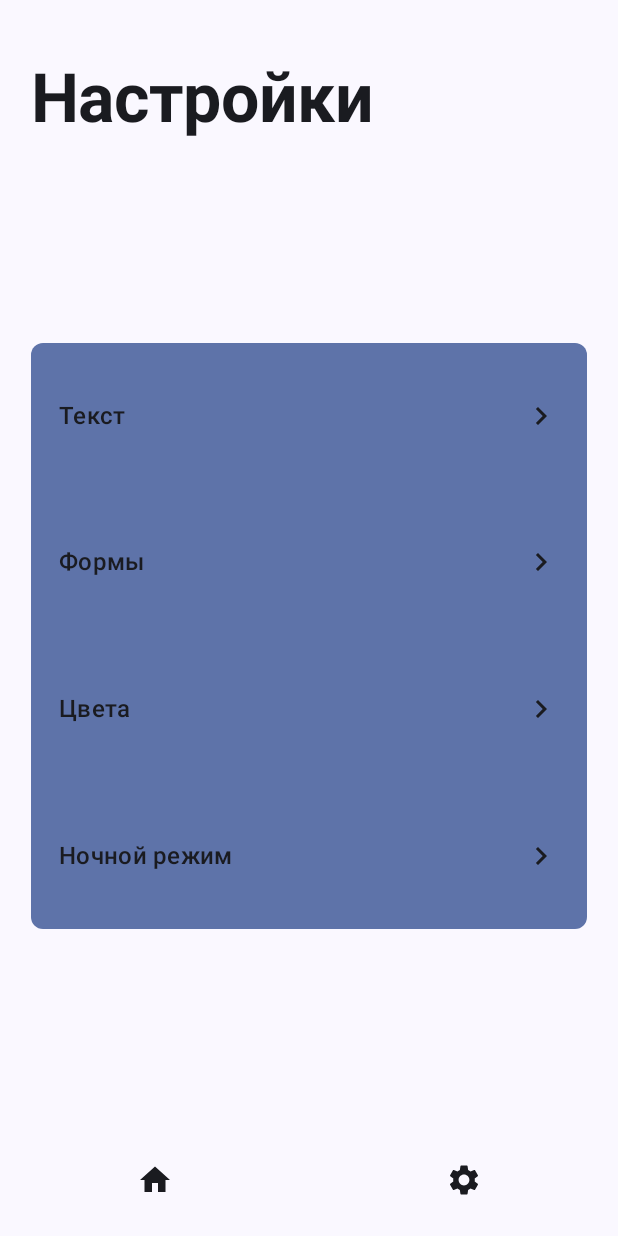
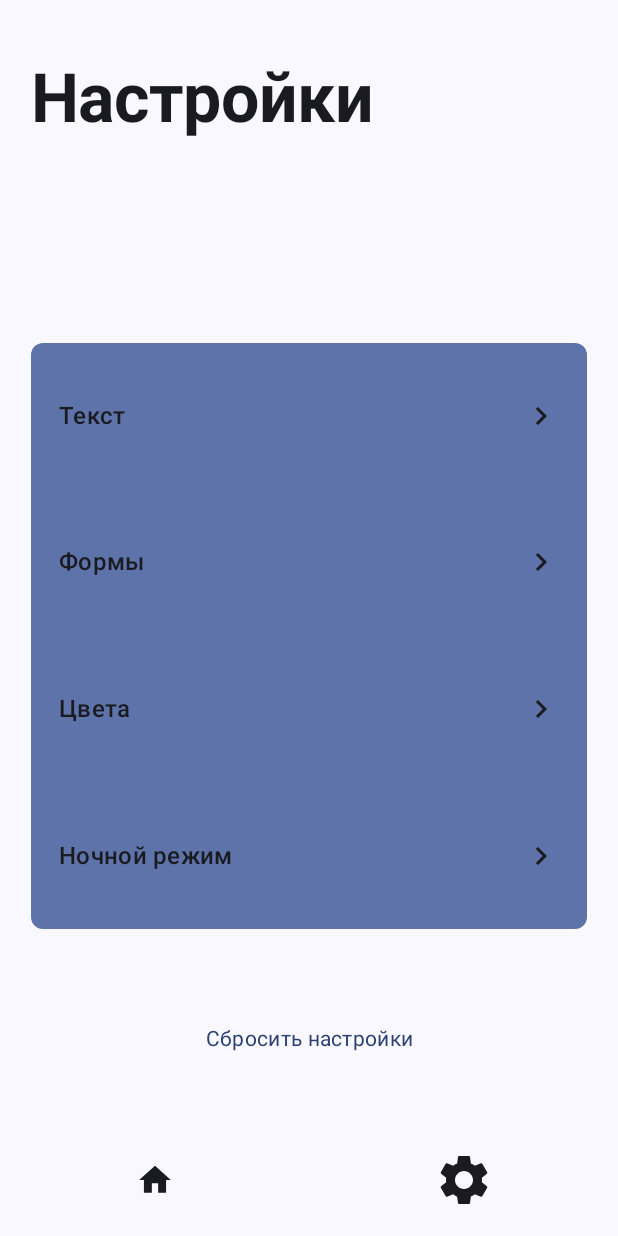
Before and after one commit to TimofeyMaryin/M3-Desing-Lesson-App, an Android app built with Jetpack Compose: a screen of MainActivity opened through its navigation route, on a phone screen of 412 x 824 dp. Run offline under Robolectric (Android 15) with nearby library versions, the phone set to English and light mode, and no system bars.

Commit message:
Add button reset and animate bottom navigation

```diff
--- a/app/src/main/java/com/m3/design/lesson/presentation/screen/SettingsFragment.kt
+++ b/app/src/main/java/com/m3/design/lesson/presentation/screen/SettingsFragment.kt
@@ -14,11 +14,13 @@ import androidx.compose.material.icons.filled.KeyboardArrowRight
 import androidx.compose.material3.Icon
 import androidx.compose.material3.MaterialTheme
 import androidx.compose.material3.Text
+import androidx.compose.material3.TextButton
 import androidx.compose.runtime.Composable
 import androidx.compose.ui.Alignment
 import androidx.compose.ui.Modifier
 import androidx.navigation.NavController
 import com.m3.design.lesson.presentation.navigation.SettingsScreen
+import com.m3.design.lesson.presentation.utils.ui.BodyText
 import com.m3.design.lesson.presentation.utils.ui.Container
 import com.m3.design.lesson.presentation.utils.ui.FragmentManager
 import com.m3.design.lesson.presentation.utils.ui.createContainer
@@ -31,6 +33,7 @@ fun SettingsFragment(
 ) {
 
     FragmentManager(navController = navController, title = "Настройки", viewModel = viewModel) {
+
 
         Box(
             modifier = Modifier
@@ -60,6 +63,12 @@ fun SettingsFragment(
             }
         }
 
+        Box(modifier = Modifier.fillMaxSize(.9f), contentAlignment = Alignment.BottomCenter) {
+            TextButton(onClick = { viewModel.resetSettings.invoke() }) {
+                BodyText(value = "Сбросить настройки", viewModel = viewModel)
+            }
+        }
+
     }
 }
 
--- a/app/src/main/java/com/m3/design/lesson/presentation/utils/ui/FragmentManager.kt
+++ b/app/src/main/java/com/m3/design/lesson/presentation/utils/ui/FragmentManager.kt
@@ -1,5 +1,7 @@
 package com.m3.design.lesson.presentation.utils.ui
 
+import androidx.compose.animation.core.animateDpAsState
+import androidx.compose.animation.core.animateFloatAsState
 import androidx.compose.foundation.background
 import androidx.compose.foundation.layout.Arrangement
 import androidx.compose.foundation.layout.Box
@@ -10,6 +12,7 @@ import androidx.compose.foundation.layout.RowScope
 import androidx.compose.foundation.layout.fillMaxHeight
 import androidx.compose.foundation.layout.fillMaxSize
 import androidx.compose.foundation.layout.fillMaxWidth
+import androidx.compose.foundation.layout.size
 import androidx.compose.material.icons.Icons
 import androidx.compose.material.icons.filled.Home
 import androidx.compose.material.icons.filled.Search
@@ -19,10 +22,14 @@ import androidx.compose.material3.IconButton
 import androidx.compose.material3.MaterialTheme
 import androidx.compose.material3.Text
 import androidx.compose.runtime.Composable
+import androidx.compose.runtime.getValue
 import androidx.compose.ui.Alignment
 import androidx.compose.ui.Modifier
+import androidx.compose.ui.draw.shadow
+import androidx.compose.ui.graphics.Color
 import androidx.compose.ui.graphics.vector.ImageVector
 import androidx.compose.ui.text.font.FontWeight
+import androidx.compose.ui.unit.dp
 import androidx.navigation.NavController
 import com.m3.design.lesson.presentation.navigation.Screen
 import com.m3.design.lesson.presentation.vms.SettingsViewModel
@@ -99,9 +106,17 @@ fun RowScope.BottomButton(
     enable: Boolean,
     onClick: () -> Unit
 ) {
+    val contentSize by animateDpAsState(
+        targetValue = if (enable) 40.dp else 25.dp
+    )
+
     Container(weight = 1f) {
         IconButton(onClick = { if (!enable) onClick() }) {
-            Icon(imageVector = ic, contentDescription = null)
+            Icon(
+                imageVector = ic,
+                contentDescription = null,
+                modifier = Modifier.size(contentSize)
+            )
         }
     }
 }
```
Also changed, not shown: app/src/main/java/com/m3/design/lesson/presentation/vms/SettingsViewModel.kt (+15 -1 lines).
